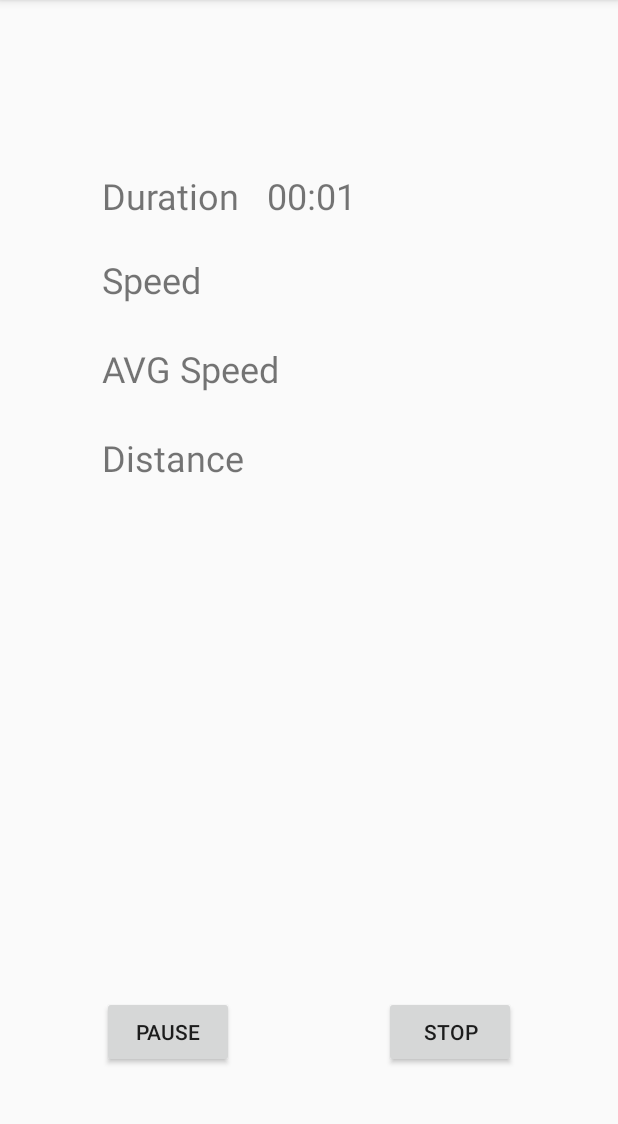
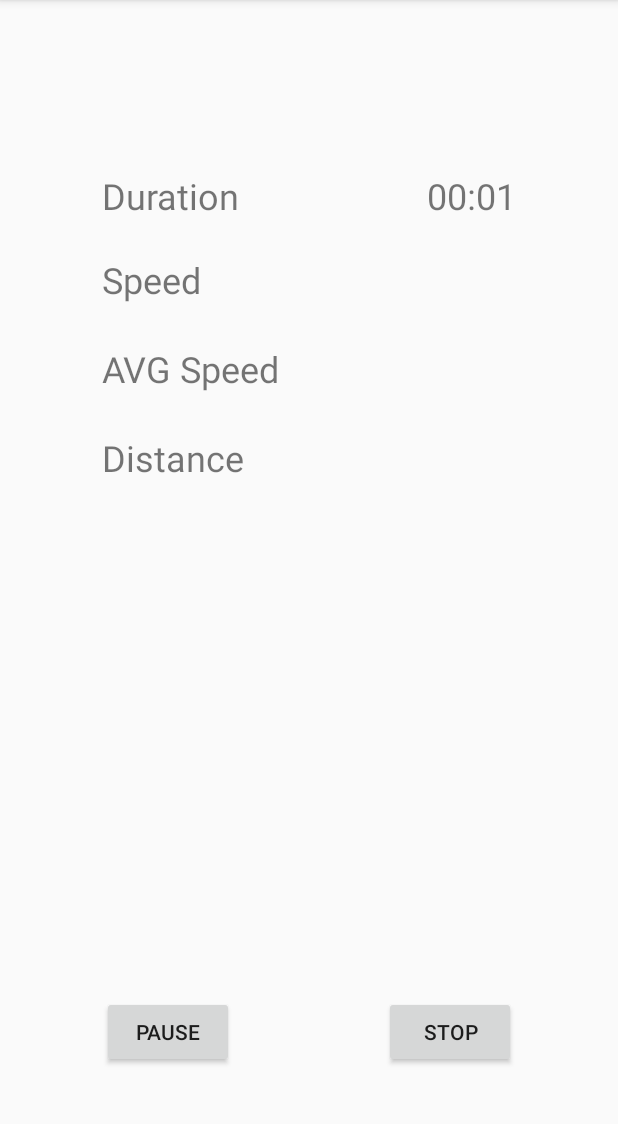
Before and after one commit to Matthieu42/OpenTrack, an Android app: the screen it shows after launch (MainActivity), after a tap on "START", on a phone screen of 412 x 824 dp, the part 84-1208 px from its top. Run offline under Robolectric (Android 15) with nearby library versions, the phone set to English and light mode, and no system bars.

Commit message:
View Even More Better

```diff
--- a/app/src/main/res/layout/activity_main.xml
+++ b/app/src/main/res/layout/activity_main.xml
@@ -44,10 +44,10 @@
         android:id="@+id/durationTextView"
         android:layout_width="0dp"
         android:layout_height="32dp"
-        android:layout_marginStart="18dp"
+        android:layout_marginEnd="68dp"
         android:textSize="24sp"
         app:layout_constraintBaseline_toBaselineOf="@+id/durationLabel"
-        app:layout_constraintStart_toEndOf="@+id/durationLabel" />
+        app:layout_constraintEnd_toEndOf="parent" />
 
     <TextView
         android:id="@+id/speedLabel"
@@ -63,10 +63,10 @@
         android:id="@+id/speedTextView"
         android:layout_width="0dp"
         android:layout_height="wrap_content"
-        android:layout_marginStart="18dp"
+        android:layout_marginEnd="68dp"
         android:textSize="24sp"
         app:layout_constraintBaseline_toBaselineOf="@+id/speedLabel"
-        app:layout_constraintStart_toEndOf="@+id/speedLabel" />
+        app:layout_constraintEnd_toEndOf="parent" />
 
     <TextView
         android:id="@+id/avgSpeedLabel"
@@ -82,10 +82,10 @@
         android:id="@+id/avgSpeedTextView"
         android:layout_width="0dp"
         android:layout_height="wrap_content"
-        android:layout_marginStart="18dp"
+        android:layout_marginEnd="68dp"
         android:textSize="24sp"
         app:layout_constraintBaseline_toBaselineOf="@+id/avgSpeedLabel"
-        app:layout_constraintStart_toEndOf="@+id/avgSpeedLabel" />
+        app:layout_constraintEnd_toEndOf="parent" />
 
     <TextView
         android:id="@+id/distanceLabel"
@@ -101,9 +101,9 @@
         android:id="@+id/distanceTextView"
         android:layout_width="wrap_content"
         android:layout_height="wrap_content"
-        android:layout_marginStart="18dp"
+        android:layout_marginEnd="68dp"
         android:textSize="24sp"
         app:layout_constraintBaseline_toBaselineOf="@+id/distanceLabel"
-        app:layout_constraintStart_toEndOf="@+id/distanceLabel" />
+        app:layout_constraintEnd_toEndOf="parent" />
 
 </android.support.constraint.ConstraintLayout>
```
